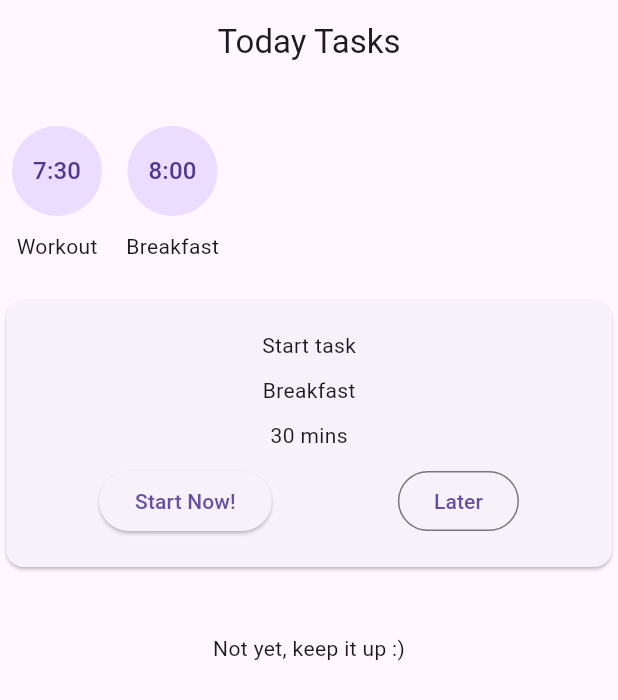
After one commit to Peetzie/02808----Daily-Space, a Flutter app: the MyHomePage screen opened directly, on a phone screen of 412 x 824 dp. The commit adds this screen. Shown: the top 700 px of the screen. Run offline on Flutter 3.47's test engine with Material 3 defaults, Android fonts, the phone set to English and light mode, and no system bars; our stand-ins replace auth_buttons, google_sign_in.

Commit message:
Updated information flow

```diff
--- /dev/null
+++ b/dailyspace/lib/main2.dart
@@ -0,0 +1,134 @@
+import 'package:flutter/material.dart';
+
+void main() {
+  runApp(MyApp());
+}
+
+class MyApp extends StatelessWidget {
+  @override
+  Widget build(BuildContext context) {
+    return MaterialApp(
+      title: 'Today Tasks',
+      theme: ThemeData(
+        primarySwatch: Colors.blue,
+      ),
+      home: MyHomePage(),
+    );
+  }
+}
+
+class MyHomePage extends StatelessWidget {
+  @override
+  Widget build(BuildContext context) {
+    return Scaffold(
+      appBar: AppBar(
+        title: Text('Today Tasks'),
+        centerTitle: true,
+      ),
+      body: SingleChildScrollView(
+        child: Column(
+          children: <Widget>[
+            SizedBox(height: 20),
+            // Horizontal ListView for Task Circles
+            Container(
+              height: 100,
+              child: ListView(
+                scrollDirection: Axis.horizontal,
+                children: <Widget>[
+                  TaskCircle(label: 'Workout', time: '7:30'),
+                  TaskCircle(label: 'Breakfast', time: '8:00'),
+                  // Add more TaskCircle widgets
+                ],
+              ),
+            ),
+            SizedBox(height: 20),
+            // Start Task Card
+            StartTaskCard(taskName: 'Breakfast', duration: '30 mins'),
+            SizedBox(height: 20),
+            // Waiting For Finish Section
+            WaitingForFinishSection(),
+            SizedBox(height: 20),
+            // Ended Tasks
+            EndedTasksSection(),
+          ],
+        ),
+      ),
+    );
+  }
+}
+
+class TaskCircle extends StatelessWidget {
+  final String label;
+  final String time;
+
+  TaskCircle({required this.label, required this.time});
+
+  @override
+  Widget build(BuildContext context) {
+    return Padding(
+      padding: const EdgeInsets.all(8.0),
+      child: Column(
+        children: <Widget>[
+          CircleAvatar(
+            radius: 30,
+            child: Text(time),
+          ),
+          SizedBox(height: 10),
+          Text(label),
+        ],
+      ),
+    );
+  }
+}
+
+class StartTaskCard extends StatelessWidget {
+  final String taskName;
+  final String duration;
+
+  StartTaskCard({required this.taskName, required this.duration});
+
+  @override
+  Widget build(BuildContext context) {
+    return Card(
+      child: Padding(
+        padding: const EdgeInsets.all(20.0),
+        child: Column(
+          children: <Widget>[
+            Text('Start task'),
+            SizedBox(height: 10),
+            Text(taskName),
+            SizedBox(height: 10),
+            Text(duration),
+            SizedBox(height: 10),
+            Row(
+              mainAxisAlignment: MainAxisAlignment.spaceAround,
+              children: <Widget>[
+                ElevatedButton(onPressed: () {}, child: Text('Start Now!')),
+                OutlinedButton(onPressed: () {}, child: Text('Later')),
+              ],
+            ),
+          ],
+        ),
+      ),
+    );
+  }
+}
+
+class WaitingForFinishSection extends StatelessWidget {
+  @override
+  Widget build(BuildContext context) {
+    return Container(
+      padding: EdgeInsets.all(20),
+      child: Text('Not yet, keep it up :)'),
+    );
+  }
+}
+
+class EndedTasksSection extends StatelessWidget {
+  @override
+  Widget build(BuildContext context) {
+    return Container(
+        // Container for Ended Tasks
+        );
+  }
+}
--- a/dailyspace/lib/tasks_service.dart
+++ b/dailyspace/lib/tasks_service.dart
@@ -17,7 +17,6 @@ class TaskService {
 
       if (response.statusCode == 200) {
         var data = jsonDecode(response.body);
-        print(_parseListResponse(data));
         return _parseListResponse(data);
       } else {
         log('Failed to fetch task lists -- Status code: ${response.statusCode}');
@@ -55,7 +54,6 @@ class TaskService {
 
       if (response.statusCode == 200) {
         var data = jsonDecode(response.body);
-        print(_parseTasksResponse(data, listName, listId));
         return _parseTasksResponse(data, listName, listId);
       } else {
         log('Failed to fetch tasks for list $listName -- Status code: ${response.statusCode}');
@@ -80,6 +78,7 @@ class TaskService {
 
       // Associate task with list name and list ID
       tasksDictionary[taskId] = {
+        'taskId': taskId,
         'title': title,
         'updated': updated,
         'notes': notes,
```
Also changed, not shown: dailyspace/lib/acitivity_tracker.dart (+34 -22 lines).
